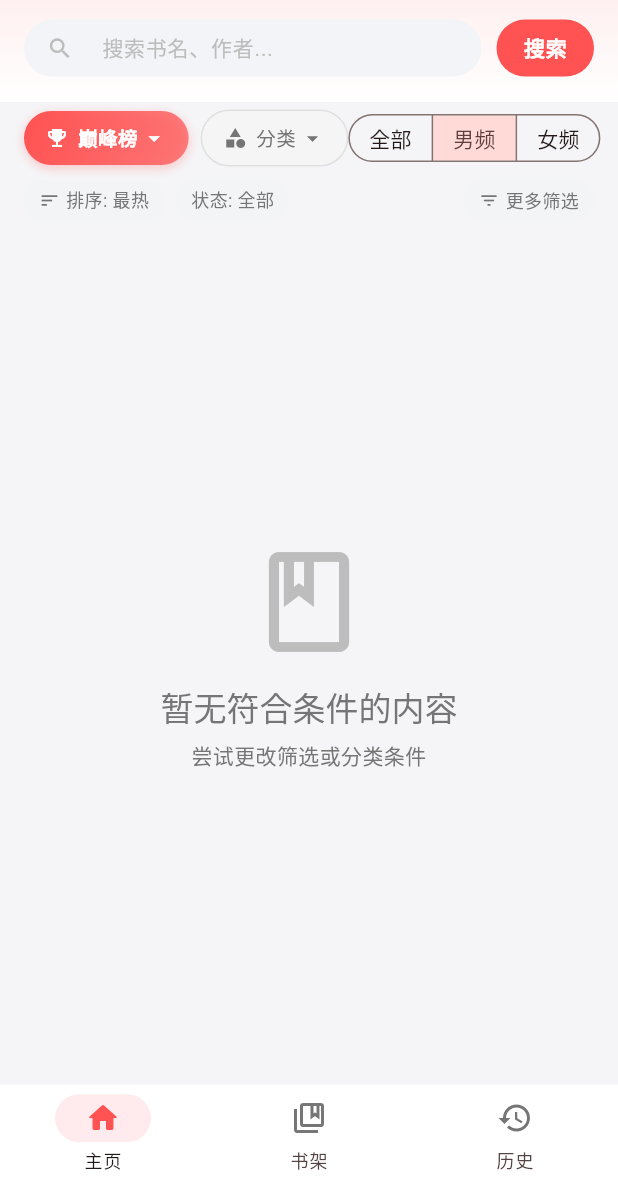
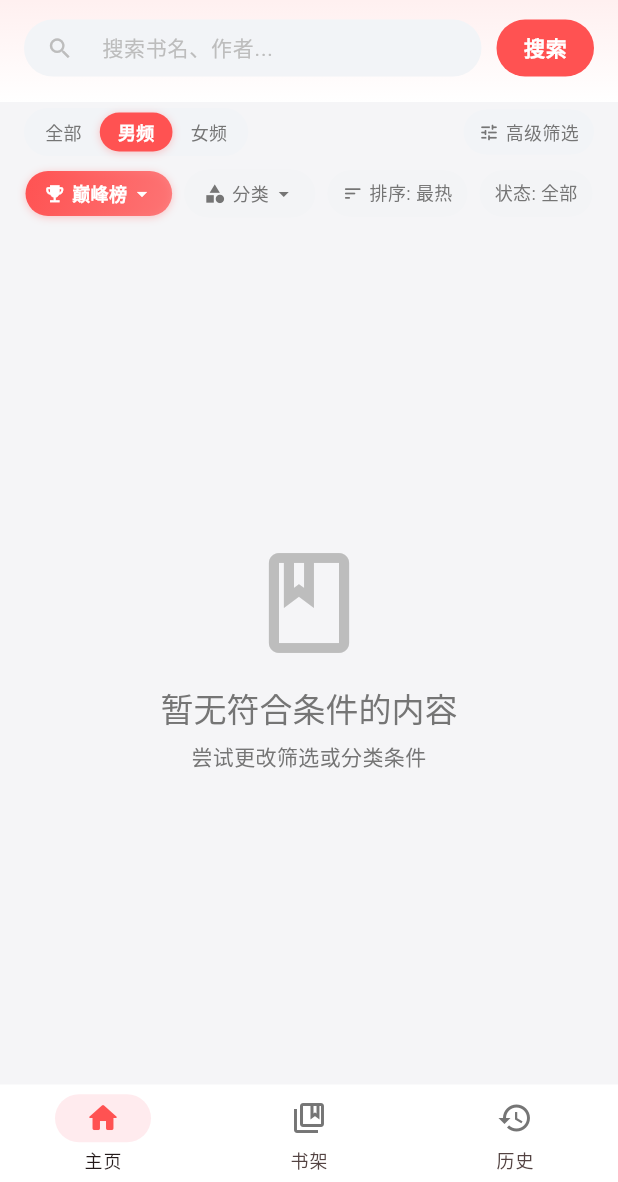
Before and after one commit to zhaoxiaozhao07/fanqie_flutter, a Flutter app: the screen it shows after launch, on a phone screen of 412 x 824 dp, the part 54-1236 px from its top. Run offline on Flutter 3.47's test engine with Material 3 defaults, Android fonts, the phone set to English and light mode, and no system bars; our stand-ins replace cached_network_image, flutter_cache_manager, permission_handler, shared_preferences; network calls fail.

Commit message:
fix: 优化首页性别切换与筛选条布局，解决竖屏手机下内容被挤压出屏幕的问题

```diff
--- a/lib/screens/search_screen.dart
+++ b/lib/screens/search_screen.dart
@@ -537,30 +537,74 @@ class _SearchScreenState extends State<SearchScreen> {
     );
   }
 
+  /// 顶部筛选行：左侧性别胶囊切换（全部/男频/女频），右侧【高级筛选】
   Widget _buildFilterBar() {
+    final hasActiveFilter =
+        _currentStatus != -1 || _currentWordCount != -1 || _currentSort != 0;
+
     return Padding(
       padding: const EdgeInsets.symmetric(horizontal: 16, vertical: 4),
       child: Row(
         children: [
-          _buildRankingPopupMenu(),
-          const SizedBox(width: 8),
-          _buildCategoryPopupMenu(),
+          // 性别胶囊切换器：紧凑且永不越界
+          Container(
+            height: 32,
+            padding: const EdgeInsets.all(2),
+            decoration: BoxDecoration(
+              color: const Color(0xFFF2F4F7),
+              borderRadius: BorderRadius.circular(16),
+            ),
+            child: Row(
+              mainAxisSize: MainAxisSize.min,
+              children: [
+                _buildGenderPill(0, '全部'),
+                _buildGenderPill(1, '男频'),
+                _buildGenderPill(2, '女频'),
+              ],
+            ),
+          ),
           const Spacer(),
-          SegmentedButton<int>(
-            segments: const [
-              ButtonSegment(value: 0, label: Text('全部')),
-              ButtonSegment(value: 1, label: Text('男频')),
-              ButtonSegment(value: 2, label: Text('女频')),
+          // 高级筛选按钮
+          GestureDetector(
+            behavior: HitTestBehavior.opaque,
+            onTap: _showFilterBottomSheet,
+            child: Container(
+              padding: const EdgeInsets.symmetric(horizontal: 10, vertical: 6),
+              decoration: BoxDecoration(
+                color: hasActiveFilter
+                    ? AppTheme.primaryColor.withValues(alpha: 0.1)
+                    : const Color(0xFFF2F4F7),
+                borderRadius: BorderRadius.circular(16),
+                border: hasActiveFilter
+                    ? Border.all(
+                        color: AppTheme.primaryColor.withValues(alpha: 0.4),
+                      )
+                    : null,
+              ),
+              child: Row(
+                mainAxisSize: MainAxisSize.min,
+                children: [
+                  Icon(
+                    Icons.tune_rounded,
+                    size: 14,
+                    color: hasActiveFilter
+                        ? AppTheme.primaryColor
+                        : AppTheme.textSecondary,
+                  ),
+                  const SizedBox(width: 4),
+                  Text(
+                    hasActiveFilter ? '已筛选' : '高级筛选',
+                    style: TextStyle(
+                      fontSize: 12,
+                      fontWeight: hasActiveFilter
+                          ? FontWeight.bold
+                          : FontWeight.normal,
+                      color: hasActiveFilter
+                          ? AppTheme.primaryColor
+                          : AppTheme.textSecondary,
+                    ),
+                  ),
                 ],
-            selected: {_currentGender},
-            showSelectedIcon: false,
-            onSelectionChanged: (selection) {
-              _switchGender(selection.first);
-            },
-            style: const ButtonStyle(
-              visualDensity: VisualDensity.compact,
-              padding: WidgetStatePropertyAll(
-                EdgeInsets.symmetric(horizontal: 6),
               ),
             ),
           ),
@@ -569,16 +613,56 @@ class _SearchScreenState extends State<SearchScreen> {
     );
   }
 
-  /// 次级筛选条：排序、状态与更多筛选
+  Widget _buildGenderPill(int value, String label) {
+    final isSelected = _currentGender == value;
+    return GestureDetector(
+      behavior: HitTestBehavior.opaque,
+      onTap: () => _switchGender(value),
+      child: Container(
+        padding: const EdgeInsets.symmetric(horizontal: 12, vertical: 4),
+        decoration: BoxDecoration(
+          color: isSelected ? AppTheme.primaryColor : Colors.transparent,
+          borderRadius: BorderRadius.circular(14),
+          boxShadow: isSelected
+              ? [
+                  BoxShadow(
+                    color: AppTheme.primaryColor.withValues(alpha: 0.3),
+                    blurRadius: 4,
+                    offset: const Offset(0, 1),
+                  ),
+                ]
+              : null,
+        ),
+        child: Text(
+          label,
+          style: TextStyle(
+            fontSize: 12,
+            fontWeight: isSelected ? FontWeight.bold : FontWeight.normal,
+            color: isSelected ? Colors.white : AppTheme.textSecondary,
+          ),
+        ),
+      ),
+    );
+  }
+
+  /// 次级筛选条：横向滑动单行芯片栏，包含榜单、分类、排序、状态
   Widget _buildSubFilterBar() {
-    final hasActiveFilter = _currentStatus != -1 || _currentWordCount != -1 || _currentSort != 0;
-
-    return Padding(
-      padding: const EdgeInsets.fromLTRB(16, 4, 16, 6),
+    return Container(
+      height: 38,
+      margin: const EdgeInsets.only(top: 2, bottom: 6),
+      child: SingleChildScrollView(
+        scrollDirection: Axis.horizontal,
+        physics: const BouncingScrollPhysics(),
+        padding: const EdgeInsets.symmetric(horizontal: 16),
         child: Row(
           children: [
+            _buildRankingPopupMenu(),
+            const SizedBox(width: 8),
+            _buildCategoryPopupMenu(),
+            const SizedBox(width: 8),
             // 快捷排序选择
             GestureDetector(
+              behavior: HitTestBehavior.opaque,
               onTap: () {
                 setState(() {
                   _currentSort = (_currentSort + 1) % 3;
@@ -586,19 +670,32 @@ class _SearchScreenState extends State<SearchScreen> {
                 _loadDiscoverBooks();
               },
               child: Container(
-              padding: const EdgeInsets.symmetric(horizontal: 10, vertical: 4),
+                padding: const EdgeInsets.symmetric(horizontal: 10, vertical: 6),
                 decoration: BoxDecoration(
-                color: const Color(0xFFF3F4F6),
-                borderRadius: BorderRadius.circular(12),
+                  color: _currentSort != 0
+                      ? AppTheme.primaryColor.withValues(alpha: 0.08)
+                      : const Color(0xFFF3F4F6),
+                  borderRadius: BorderRadius.circular(16),
+                  border: _currentSort != 0
+                      ? Border.all(color: AppTheme.primaryColor.withValues(alpha: 0.3))
+                      : null,
                 ),
                 child: Row(
                   mainAxisSize: MainAxisSize.min,
                   children: [
-                  const Icon(Icons.sort, size: 14, color: AppTheme.textSecondary),
+                    Icon(
+                      Icons.sort_rounded,
+                      size: 14,
+                      color: _currentSort != 0 ? AppTheme.primaryColor : AppTheme.textSecondary,
+                    ),
                     const SizedBox(width: 4),
                     Text(
                       '排序: ${_sortOptions[_currentSort]}',
-                    style: const TextStyle(fontSize: 12, color: AppTheme.textSecondary),
+                      style: TextStyle(
+                        fontSize: 12,
+                        fontWeight: _currentSort != 0 ? FontWeight.bold : FontWeight.normal,
+                        color: _currentSort != 0 ? AppTheme.primaryColor : AppTheme.textSecondary,
+                      ),
                     ),
                   ],
                 ),
@@ -608,6 +705,7 @@ class _SearchScreenState extends State<SearchScreen> {
 
             // 快捷状态切换
             GestureDetector(
+              behavior: HitTestBehavior.opaque,
               onTap: () {
                 setState(() {
                   if (_currentStatus == -1) {
@@ -621,58 +719,30 @@ class _SearchScreenState extends State<SearchScreen> {
                 _loadDiscoverBooks();
               },
               child: Container(
-              padding: const EdgeInsets.symmetric(horizontal: 10, vertical: 4),
+                padding: const EdgeInsets.symmetric(horizontal: 10, vertical: 6),
                 decoration: BoxDecoration(
-                color: const Color(0xFFF3F4F6),
-                borderRadius: BorderRadius.circular(12),
+                  color: _currentStatus != -1
+                      ? AppTheme.primaryColor.withValues(alpha: 0.08)
+                      : const Color(0xFFF3F4F6),
+                  borderRadius: BorderRadius.circular(16),
+                  border: _currentStatus != -1
+                      ? Border.all(color: AppTheme.primaryColor.withValues(alpha: 0.3))
+                      : null,
                 ),
                 child: Text(
                   _currentStatus == -1
                       ? '状态: 全部'
                       : (_currentStatus == 1 ? '状态: 连载' : '状态: 完结'),
-                style: const TextStyle(fontSize: 12, color: AppTheme.textSecondary),
+                  style: TextStyle(
+                    fontSize: 12,
+                    fontWeight: _currentStatus != -1 ? FontWeight.bold : FontWeight.normal,
+                    color: _currentStatus != -1 ? AppTheme.primaryColor : AppTheme.textSecondary,
                   ),
                 ),
-          ),
-          const Spacer(),
-
-          // 更多筛选按钮
-          GestureDetector(
-            behavior: HitTestBehavior.opaque,
-            onTap: _showFilterBottomSheet,
-            child: Container(
-              padding: const EdgeInsets.symmetric(horizontal: 10, vertical: 4),
-              decoration: BoxDecoration(
-                color: hasActiveFilter
-                    ? AppTheme.primaryColor.withValues(alpha: 0.1)
-                    : const Color(0xFFF3F4F6),
-                borderRadius: BorderRadius.circular(12),
-                border: hasActiveFilter
-                    ? Border.all(color: AppTheme.primaryColor.withValues(alpha: 0.4))
-                    : null,
-              ),
-              child: Row(
-                mainAxisSize: MainAxisSize.min,
-                children: [
-                  Icon(
-                    Icons.filter_list_rounded,
-                    size: 14,
-                    color: hasActiveFilter ? AppTheme.primaryColor : AppTheme.textSecondary,
-                  ),
-                  const SizedBox(width: 4),
-                  Text(
-                    hasActiveFilter ? '已筛选' : '更多筛选',
-                    style: TextStyle(
-                      fontSize: 12,
-                      fontWeight: hasActiveFilter ? FontWeight.bold : FontWeight.normal,
-                      color: hasActiveFilter ? AppTheme.primaryColor : AppTheme.textSecondary,
               ),
             ),
           ],
         ),
-            ),
-          ),
-        ],
       ),
     );
   }
@@ -802,7 +872,7 @@ class _SearchScreenState extends State<SearchScreen> {
     required Color activeColor,
   }) {
     return Container(
-      padding: const EdgeInsets.symmetric(horizontal: 14, vertical: 8),
+      padding: const EdgeInsets.symmetric(horizontal: 12, vertical: 6),
       decoration: BoxDecoration(
         gradient: isActive
             ? LinearGradient(
@@ -811,15 +881,15 @@ class _SearchScreenState extends State<SearchScreen> {
                 end: Alignment.bottomRight,
               )
             : null,
-        color: isActive ? null : Colors.grey[100],
-        borderRadius: BorderRadius.circular(20),
-        border: isActive ? null : Border.all(color: Colors.grey[300]!),
+        color: isActive ? null : const Color(0xFFF3F4F6),
+        borderRadius: BorderRadius.circular(16),
+        border: isActive ? null : Border.all(color: Colors.transparent),
         boxShadow: isActive
             ? [
                 BoxShadow(
                   color: activeColor.withValues(alpha: 0.3),
-                  blurRadius: 6,
-                  offset: const Offset(0, 2),
+                  blurRadius: 4,
+                  offset: const Offset(0, 1),
                 ),
               ]
             : null,
@@ -829,23 +899,23 @@ class _SearchScreenState extends State<SearchScreen> {
         children: [
           Icon(
             icon,
-            size: 16,
-            color: isActive ? Colors.white : Colors.grey[600],
+            size: 15,
+            color: isActive ? Colors.white : AppTheme.textSecondary,
           ),
-          const SizedBox(width: 6),
+          const SizedBox(width: 4),
           Text(
             label,
             style: TextStyle(
-              color: isActive ? Colors.white : Colors.grey[600],
+              color: isActive ? Colors.white : AppTheme.textSecondary,
               fontWeight: isActive ? FontWeight.bold : FontWeight.normal,
-              fontSize: 13,
+              fontSize: 12,
             ),
           ),
           const SizedBox(width: 2),
           Icon(
             Icons.arrow_drop_down,
-            size: 18,
-            color: isActive ? Colors.white : Colors.grey[600],
+            size: 16,
+            color: isActive ? Colors.white : AppTheme.textSecondary,
           ),
         ],
       ),
```
Lines whose indentation alone changed are shown as unchanged.
